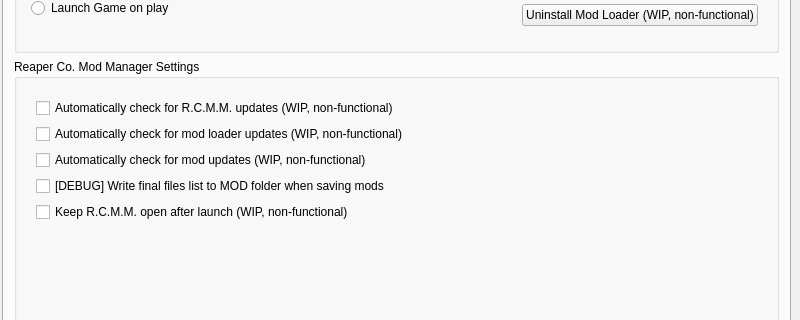
First picture: the form in windowUIFiles/mainwindow.ui, repository KidWizardOfTheWeb/ReaperCo.ModManager, before the edit; both pictures show x 0 to 800 and y 278 to 598 of the 800 by 800 pixel window.
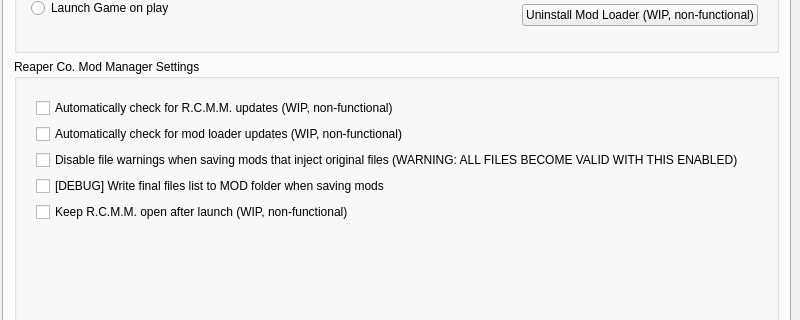
Second picture: the form after the edit. The open tabs and pages were chosen to show the change. Icons and pictures are not drawn.

Commit message: Overhauled saving process entirely (again). Now uses recursion for databases, saving mods.

Diff of the .ui file:
```diff
--- a/windowUIFiles/mainwindow.ui
+++ b/windowUIFiles/mainwindow.ui
@@ -482,7 +482,7 @@
               <item row="2" column="0">
                <widget class="QCheckBox" name="checkBox_4">
                 <property name="text">
-                 <string>Automatically check for mod updates (WIP, non-functional)</string>
+                 <string>Disable file warnings when saving mods that inject original files (WARNING: ALL FILES BECOME VALID WITH THIS ENABLED)</string>
                 </property>
                </widget>
               </item>
```
The commit also changes 5 other files.
